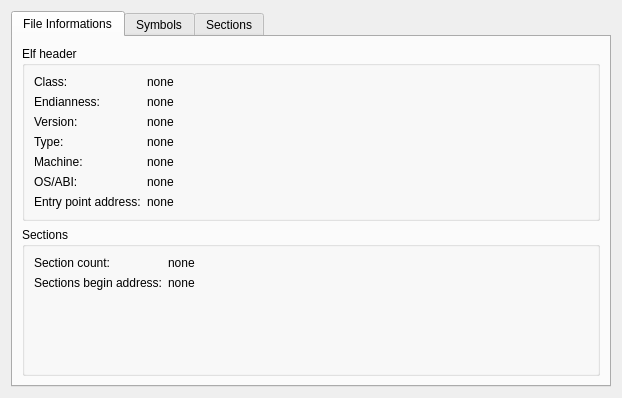
Before: the Qt Designer form src/common/elf/elffilewidget.ui in SocExplorer/SocExplorer, drawn with Qt 5.
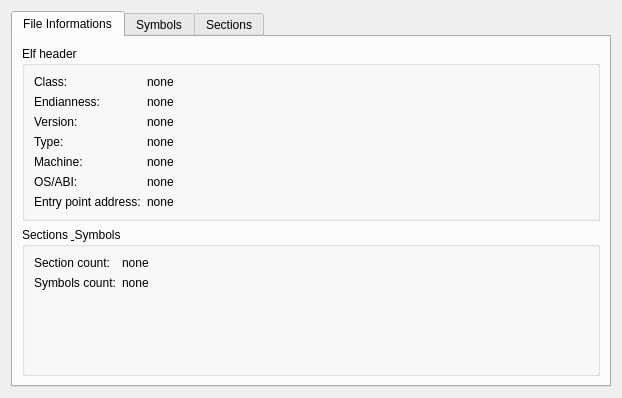
After: the same form once the commit is applied. Custom widgets are drawn as their Qt base class.

The edit to the form file:
```diff
--- a/src/common/elf/elffilewidget.ui
+++ b/src/common/elf/elffilewidget.ui
@@ -143,7 +143,7 @@
        <item row="1" column="0">
         <widget class="QGroupBox" name="groupBox_2">
          <property name="title">
-          <string>Sections</string>
+          <string>Sections &amp; Symbols</string>
          </property>
          <layout class="QFormLayout" name="formLayout_2">
           <item row="0" column="0">
@@ -156,7 +156,7 @@
           <item row="1" column="0">
            <widget class="QLabel" name="label_10">
             <property name="text">
-             <string>Sections begin address:</string>
+             <string>Symbols count:</string>
             </property>
            </widget>
           </item>
```
Left out of the diff: 2 changed lines with no effect on the pictures.
